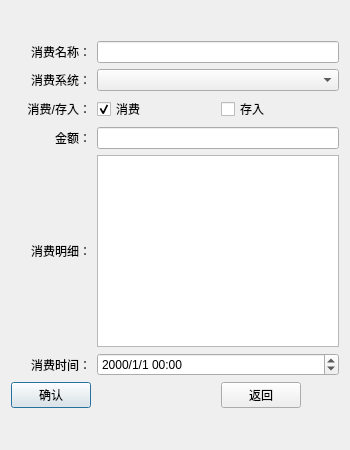
This is addconsumerecorddialog.ui in Jay-Zhu-master/AccountingSystem as Qt 5 draws it before an edit. The edited form follows.
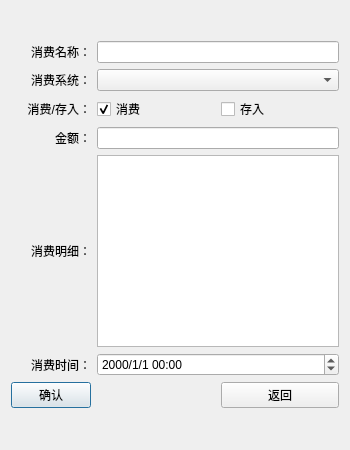
This is the edited form.

Commit message: 调整一些布局

```diff
--- a/addconsumerecorddialog.ui
+++ b/addconsumerecorddialog.ui
@@ -183,7 +183,7 @@
      <item row="7" column="3">
       <widget class="QPushButton" name="returnBtn">
        <property name="sizePolicy">
-        <sizepolicy hsizetype="Fixed" vsizetype="Fixed">
+        <sizepolicy hsizetype="Expanding" vsizetype="Fixed">
          <horstretch>0</horstretch>
          <verstretch>0</verstretch>
         </sizepolicy>
```
Left out of the diff: 222 changed lines with no effect on the pictures. The commit also changes 6 other files.
